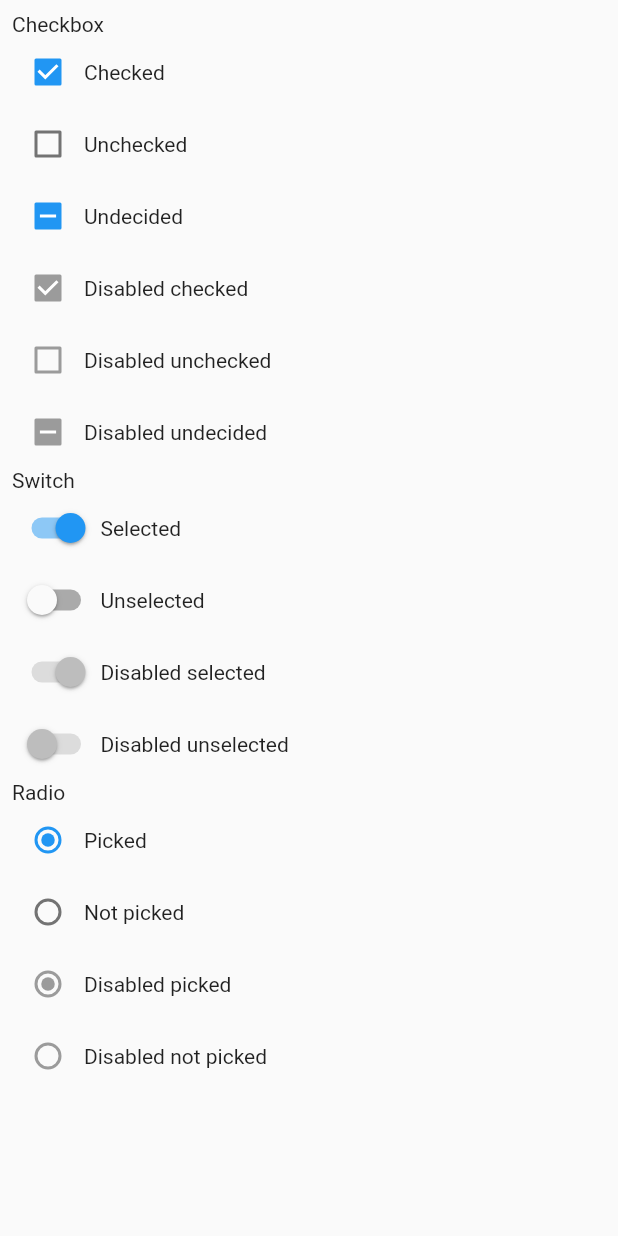
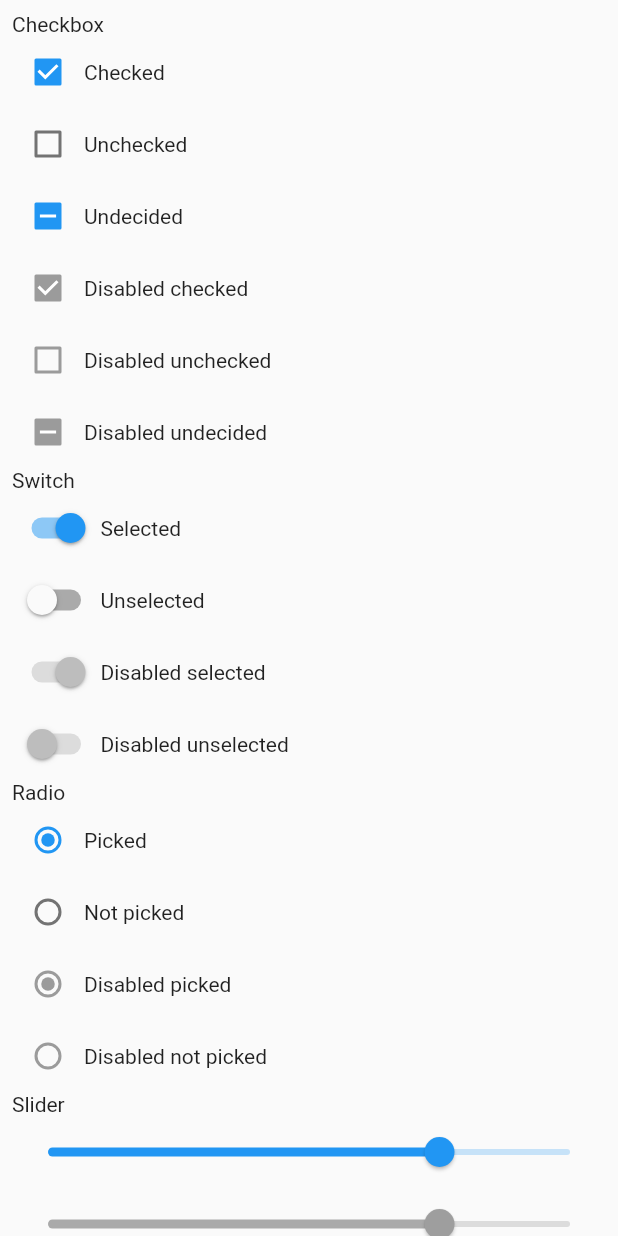
Before and after one commit to shilangyu/theme_customizer, a Flutter app: the ControlsPreviewTab widget shown alone on an empty page, opened directly, on a phone screen of 412 x 824 dp. Run offline on Flutter 3.47's test engine with Material 2 defaults, Android fonts, the phone set to English and light mode, and no system bars; our stand-ins replace flutter_colorpicker.

Commit message:
Add slider

```diff
--- a/lib/src/preview/controls_preview_tab.dart
+++ b/lib/src/preview/controls_preview_tab.dart
@@ -149,6 +149,28 @@ class ControlsPreviewTab extends StatelessWidget implements PreviewTab {
             Text('Disabled not picked')
           ],
         ),
+        Text('Slider'),
+        Slider(
+          value: 0.75,
+          onChanged: (val) {},
+        ),
+        Slider(
+          value: 0.75,
+          onChanged: null,
+        ),
+        Slider(
+          value: 0.75,
+          label: 'label',
+          divisions: 5,
+          onChanged: (val) {},
+        ),
+        Slider(
+          value: 0.75,
+          label: 'label',
+          divisions: 5,
+          onChanged: null,
+        ),
+        const SizedBox(height: 20),
       ],
     );
   }
```
